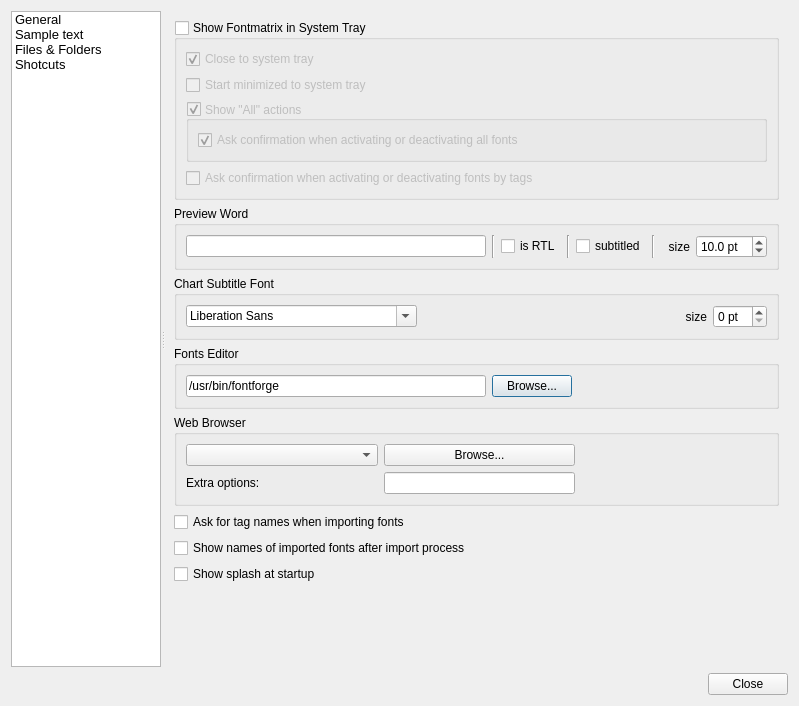
fontmatrix/fontmatrix, file src/prefs_panel.ui: the form before one commit.
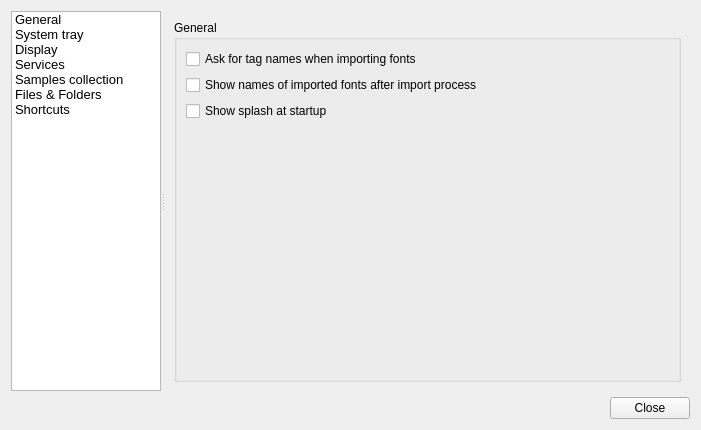
The form after the commit. Icons and pictures are not drawn.

Commit message: Cleaned - tried to get the Preferences panel a bit less messy.

```diff
--- a/src/prefs_panel.ui
+++ b/src/prefs_panel.ui
@@ -5,8 +5,8 @@
    <rect>
     <x>0</x>
     <y>0</y>
-    <width>799</width>
-    <height>706</height>
+    <width>701</width>
+    <height>430</height>
    </rect>
   </property>
   <property name="windowTitle" >
@@ -43,6 +43,9 @@
         <strikeout>false</strikeout>
        </font>
       </property>
+      <property name="horizontalScrollBarPolicy" >
+       <enum>Qt::ScrollBarAlwaysOff</enum>
+      </property>
       <property name="spacing" >
        <number>5</number>
       </property>
@@ -53,7 +56,22 @@
       </item>
       <item>
        <property name="text" >
-        <string>Sample text</string>
+        <string>System tray</string>
+       </property>
+      </item>
+      <item>
+       <property name="text" >
+        <string>Display</string>
+       </property>
+      </item>
+      <item>
+       <property name="text" >
+        <string>Services</string>
+       </property>
+      </item>
+      <item>
+       <property name="text" >
+        <string>Samples collection</string>
        </property>
       </item>
       <item>
@@ -63,14 +81,14 @@
       </item>
       <item>
        <property name="text" >
-        <string>Shotcuts</string>
+        <string>Shortcuts</string>
        </property>
       </item>
      </widget>
      <widget class="QStackedWidget" name="stackedPrefs" >
       <property name="sizePolicy" >
        <sizepolicy vsizetype="Preferred" hsizetype="Expanding" >
-        <horstretch>3</horstretch>
+        <horstretch>2</horstretch>
         <verstretch>0</verstretch>
        </sizepolicy>
       </property>
@@ -78,7 +96,54 @@
        <number>0</number>
       </property>
       <widget class="QWidget" name="page" >
-       <layout class="QGridLayout" name="gridLayout_5" >
+       <layout class="QGridLayout" name="gridLayout_15" >
+        <item row="0" column="0" >
+         <widget class="QGroupBox" name="groupBox_10" >
+          <property name="title" >
+           <string>General</string>
+          </property>
+          <layout class="QGridLayout" name="gridLayout_14" >
+           <item row="0" column="0" >
+            <widget class="QCheckBox" name="initTagBox" >
+             <property name="text" >
+              <string>Ask for tag names when importing fonts</string>
+             </property>
+            </widget>
+           </item>
+           <item row="1" column="0" >
+            <widget class="QCheckBox" name="showNamesBox" >
+             <property name="text" >
+              <string>Show names of imported fonts after import process</string>
+             </property>
+            </widget>
+           </item>
+           <item row="2" column="0" >
+            <widget class="QCheckBox" name="splashCheck" >
+             <property name="text" >
+              <string>Show splash at startup</string>
+             </property>
+            </widget>
+           </item>
+           <item row="3" column="0" >
+            <spacer name="verticalSpacer_4" >
+             <property name="orientation" >
+              <enum>Qt::Vertical</enum>
+             </property>
+             <property name="sizeHint" stdset="0" >
+              <size>
+               <width>20</width>
+               <height>40</height>
+              </size>
+             </property>
+            </spacer>
+           </item>
+          </layout>
+         </widget>
+        </item>
+       </layout>
+      </widget>
+      <widget class="QWidget" name="pageSystray" >
+       <layout class="QGridLayout" name="gridLayout_2" >
         <item row="0" column="0" >
          <widget class="QGroupBox" name="systrayFrame" >
           <property name="title" >
@@ -150,12 +215,104 @@
          </widget>
         </item>
         <item row="1" column="0" >
+         <spacer name="verticalSpacer_2" >
+          <property name="orientation" >
+           <enum>Qt::Vertical</enum>
+          </property>
+          <property name="sizeHint" stdset="0" >
+           <size>
+            <width>20</width>
+            <height>40</height>
+           </size>
+          </property>
+         </spacer>
+        </item>
+       </layout>
+      </widget>
+      <widget class="QWidget" name="pageDisplay" >
+       <layout class="QGridLayout" name="gridLayout_6" >
+        <item row="1" column="0" >
+         <widget class="QGroupBox" name="groupBox_7" >
+          <property name="title" >
+           <string>Chart Subtitle Font</string>
+          </property>
+          <layout class="QGridLayout" name="gridLayout_5" >
+           <item row="0" column="0" colspan="4" >
+            <widget class="QFontComboBox" name="chartFontCombo" />
+           </item>
+           <item row="1" column="0" >
+            <widget class="QLabel" name="label_8" >
+             <property name="sizePolicy" >
+              <sizepolicy vsizetype="Preferred" hsizetype="Expanding" >
+               <horstretch>1</horstretch>
+               <verstretch>0</verstretch>
+              </sizepolicy>
+             </property>
+             <property name="text" >
+              <string>size:</string>
+             </property>
+             <property name="alignment" >
+              <set>Qt::AlignLeading|Qt::AlignLeft|Qt::AlignVCenter</set>
+             </property>
+             <property name="buddy" >
+              <cstring>chartFontSpin</cstring>
+             </property>
+            </widget>
+           </item>
+           <item row="1" column="1" >
+            <widget class="QSpinBox" name="chartFontSpin" >
+             <property name="sizePolicy" >
+              <sizepolicy vsizetype="Fixed" hsizetype="Minimum" >
+               <horstretch>0</horstretch>
+               <verstretch>0</verstretch>
+              </sizepolicy>
+             </property>
+             <property name="suffix" >
+              <string> pt</string>
+             </property>
+            </widget>
+           </item>
+           <item row="1" column="2" >
+            <spacer name="horizontalSpacer_7" >
+             <property name="orientation" >
+              <enum>Qt::Horizontal</enum>
+             </property>
+             <property name="sizeHint" stdset="0" >
+              <size>
+               <width>215</width>
+               <height>20</height>
+              </size>
+             </property>
+            </spacer>
+           </item>
+          </layout>
+          <zorder>chartFontCombo</zorder>
+          <zorder>label_8</zorder>
+          <zorder>chartFontSpin</zorder>
+          <zorder>horizontalSpacer_4</zorder>
+          <zorder>horizontalSpacer_5</zorder>
+          <zorder>horizontalSpacer_6</zorder>
+          <zorder>horizontalSpacer_7</zorder>
+          <zorder>groupBox</zorder>
+         </widget>
+        </item>
+        <item row="0" column="0" >
          <widget class="QGroupBox" name="groupBox" >
           <property name="title" >
            <string>Preview Word</string>
           </property>
           <layout class="QGridLayout" name="_4" >
            <item row="0" column="0" >
+            <widget class="QLabel" name="label_10" >
+             <property name="text" >
+              <string>Word:</string>
+             </property>
+             <property name="buddy" >
+              <cstring>previewWord</cstring>
+             </property>
+            </widget>
+           </item>
+           <item row="0" column="1" >
             <widget class="QLineEdit" name="previewWord" >
              <property name="minimumSize" >
               <size>
@@ -166,13 +323,19 @@
             </widget>
            </item>
            <item row="0" column="2" >
-            <widget class="QCheckBox" name="previewIsRTL" >
-             <property name="text" >
-              <string>is RTL</string>
+            <spacer name="horizontalSpacer_4" >
+             <property name="orientation" >
+              <enum>Qt::Horizontal</enum>
              </property>
-            </widget>
+             <property name="sizeHint" stdset="0" >
+              <size>
+               <width>40</width>
+               <height>20</height>
+              </size>
+             </property>
+            </spacer>
            </item>
-           <item row="0" column="6" >
+           <item row="1" column="0" >
             <widget class="QLabel" name="label" >
              <property name="sizePolicy" >
               <sizepolicy vsizetype="Preferred" hsizetype="Preferred" >
@@ -181,14 +344,17 @@
               </sizepolicy>
              </property>
              <property name="text" >
-              <string>size</string>
+              <string>Default size:</string>
              </property>
              <property name="alignment" >
-              <set>Qt::AlignRight|Qt::AlignTrailing|Qt::AlignVCenter</set>
+              <set>Qt::AlignLeading|Qt::AlignLeft|Qt::AlignVCenter</set>
+             </property>
+             <property name="buddy" >
+              <cstring>previewSizeSpin</cstring>
              </property>
             </widget>
            </item>
-           <item row="0" column="7" >
+           <item row="1" column="1" >
             <widget class="QDoubleSpinBox" name="previewSizeSpin" >
              <property name="sizePolicy" >
               <sizepolicy vsizetype="Fixed" hsizetype="Fixed" >
@@ -216,38 +382,90 @@
              </property>
             </widget>
            </item>
-           <item row="0" column="4" >
+           <item row="2" column="0" >
             <widget class="QCheckBox" name="previewSubtitled" >
              <property name="text" >
               <string>subtitled</string>
              </property>
             </widget>
            </item>
+           <item row="3" column="0" >
+            <widget class="QCheckBox" name="previewIsRTL" >
+             <property name="text" >
+              <string>is RTL</string>
+             </property>
+            </widget>
+           </item>
+          </layout>
+         </widget>
+        </item>
+        <item row="3" column="0" >
+         <spacer name="verticalSpacer" >
+          <property name="orientation" >
+           <enum>Qt::Vertical</enum>
+          </property>
+          <property name="sizeHint" stdset="0" >
+           <size>
+            <width>20</width>
+            <height>40</height>
+           </size>
+          </property>
+         </spacer>
+        </item>
+        <item row="2" column="0" >
+         <widget class="QGroupBox" name="groupBox_3" >
+          <property name="title" >
+           <string>Initial Layout</string>
+          </property>
+          <layout class="QGridLayout" name="gLt_2" >
+           <item row="0" column="0" >
+            <widget class="QLabel" name="label_2" >
+             <property name="text" >
+              <string>Font Size:</string>
+             </property>
+             <property name="buddy" >
+              <cstring>fontSizeSpin</cstring>
+             </property>
+            </widget>
+           </item>
            <item row="0" column="1" >
-            <widget class="Line" name="line_2" >
-             <property name="orientation" >
-              <enum>Qt::Vertical</enum>
+            <widget class="QDoubleSpinBox" name="fontSizeSpin" >
+             <property name="suffix" >
+              <string> pt</string>
+             </property>
+             <property name="minimum" >
+              <double>1.000000000000000</double>
+             </property>
+            </widget>
+           </item>
+           <item row="0" column="2" >
+            <widget class="QLabel" name="label_3" >
+             <property name="text" >
+              <string>linespacing:</string>
+             </property>
+             <property name="buddy" >
+              <cstring>interLineSpin</cstring>
              </property>
             </widget>
            </item>
            <item row="0" column="3" >
-            <widget class="Line" name="line_3" >
-             <property name="orientation" >
-              <enum>Qt::Vertical</enum>
+            <widget class="QDoubleSpinBox" name="interLineSpin" >
+             <property name="suffix" >
+              <string> pt</string>
              </property>
-            </widget>
-           </item>
-           <item row="0" column="5" >
-            <widget class="Line" name="line_4" >
-             <property name="orientation" >
-              <enum>Qt::Vertical</enum>
+             <property name="minimum" >
+              <double>1.000000000000000</double>
              </property>
             </widget>
            </item>
           </layout>
          </widget>
         </item>
-        <item row="3" column="0" >
+       </layout>
+      </widget>
+      <widget class="QWidget" name="page_5" >
+       <layout class="QGridLayout" name="gridLayout_11" >
+        <item row="0" column="0" >
          <widget class="QGroupBox" name="groupBox_4" >
           <property name="title" >
            <string>Fonts Editor</string>
@@ -292,82 +510,13 @@
           </layout>
          </widget>
         </item>
-        <item row="5" column="0" >
-         <widget class="QCheckBox" name="initTagBox" >
-          <property name="text" >
-           <string>Ask for tag names when importing fonts</string>
-          </property>
-         </widget>
-        </item>
-        <item row="6" column="0" >
-         <widget class="QCheckBox" name="showNamesBox" >
-          <property name="text" >
-           <string>Show names of imported fonts after import process</string>
-          </property>
-         </widget>
-        </item>
-        <item row="7" column="0" >
-         <widget class="QCheckBox" name="splashCheck" >
-          <property name="text" >
-           <string>Show splash at startup</string>
-          </property>
-         </widget>
-        </item>
-        <item row="8" column="0" >
-         <spacer name="verticalSpacer" >
-          <property name="orientation" >
-           <enum>Qt::Vertical</enum>
-          </property>
-          <property name="sizeHint" stdset="0" >
-           <size>
-            <width>20</width>
-            <height>40</height>
-           </size>
-          </property>
-         </spacer>
-        </item>
-        <item row="2" column="0" >
-         <widget class="QGroupBox" name="groupBox_7" >
-          <property name="title" >
-           <string>Chart Subtitle Font</string>
-          </property>
-          <layout class="QGridLayout" name="gridLayout_6" >
-           <item row="0" column="0" >
-            <widget class="QFontComboBox" name="chartFontCombo" />
-           </item>
-           <item row="0" column="1" >
-            <widget class="QLabel" name="label_8" >
-             <property name="sizePolicy" >
-              <sizepolicy vsizetype="Preferred" hsizetype="Preferred" >
-               <horstretch>1</horstretch>
-               <verstretch>0</verstretch>
-              </sizepolicy>
-             </property>
-             <property name="text" >
-              <string>size</string>
-             </property>
-             <property name="alignment" >
-              <set>Qt::AlignRight|Qt::AlignTrailing|Qt::AlignVCenter</set>
-             </property>
-            </widget>
-           </item>
-           <item row="0" column="2" >
-            <widget class="QSpinBox" name="chartFontSpin" >
-             <property name="suffix" >
-              <string> pt</string>
-             </property>
-            </widget>
-           </item>
-          </layout>
-         </widget>
-        </item>
-        <item row="4" column="0" >
+        <item row="1" column="0" >
          <widget class="QGroupBox" name="groupBox_9" >
           <property name="title" >
            <string>Web Browser</string>
           </property>
           <layout class="QGridLayout" name="gridLayout_9" >
-           <item row="0" column="0" >
+           <item row="0" column="0" colspan="2" >
             <widget class="QComboBox" name="browserCombo" >
              <property name="sizePolicy" >
               <sizepolicy vsizetype="Fixed" hsizetype="Expanding" >
@@ -377,26 +526,6 @@
              </property>
             </widget>
            </item>
-           <item row="0" column="1" >
-            <widget class="QPushButton" name="browserButton" >
-             <property name="text" >
-              <string>Browse...</string>
-             </property>
-            </widget>
-           </item>
-           <item row="0" column="2" >
-            <spacer name="horizontalSpacer_3" >
-             <property name="orientation" >
-              <enum>Qt::Horizontal</enum>
-             </property>
-             <property name="sizeHint" stdset="0" >
-              <size>
-               <width>40</width>
-               <height>20</height>
-              </size>
-             </property>
-            </spacer>
-           </item>
            <item row="2" column="1" >
             <widget class="QLineEdit" name="browserOptions" />
            </item>
@@ -410,6 +539,39 @@
              </property>
             </widget>
            </item>
+           <item row="2" column="2" >
+            <spacer name="horizontalSpacer_3" >
+             <property name="orientation" >
+              <enum>Qt::Horizontal</enum>
+             </property>
+             <property name="sizeHint" stdset="0" >
+              <size>
+               <width>40</width>
+               <height>20</height>
+              </size>
+             </property>
+            </spacer>
+           </item>
+           <item row="0" column="2" >
+            <widget class="QPushButton" name="browserButton" >
+             <property name="text" >
+              <string>Browse...</string>
+             </property>
+            </widget>
+           </item>
+           <item row="0" column="3" >
+            <spacer name="horizontalSpacer_5" >
+             <property name="orientation" >
+              <enum>Qt::Horizontal</enum>
+             </property>
+             <property name="sizeHint" stdset="0" >
+              <size>
+               <width>40</width>
+               <height>20</height>
+              </size>
+             </property>
+            </spacer>
+           </item>
           </layout>
          </widget>
         </item>
```
Left out of the diff: 200 changed lines with no effect on the pictures. The commit also changes 2 other files.
